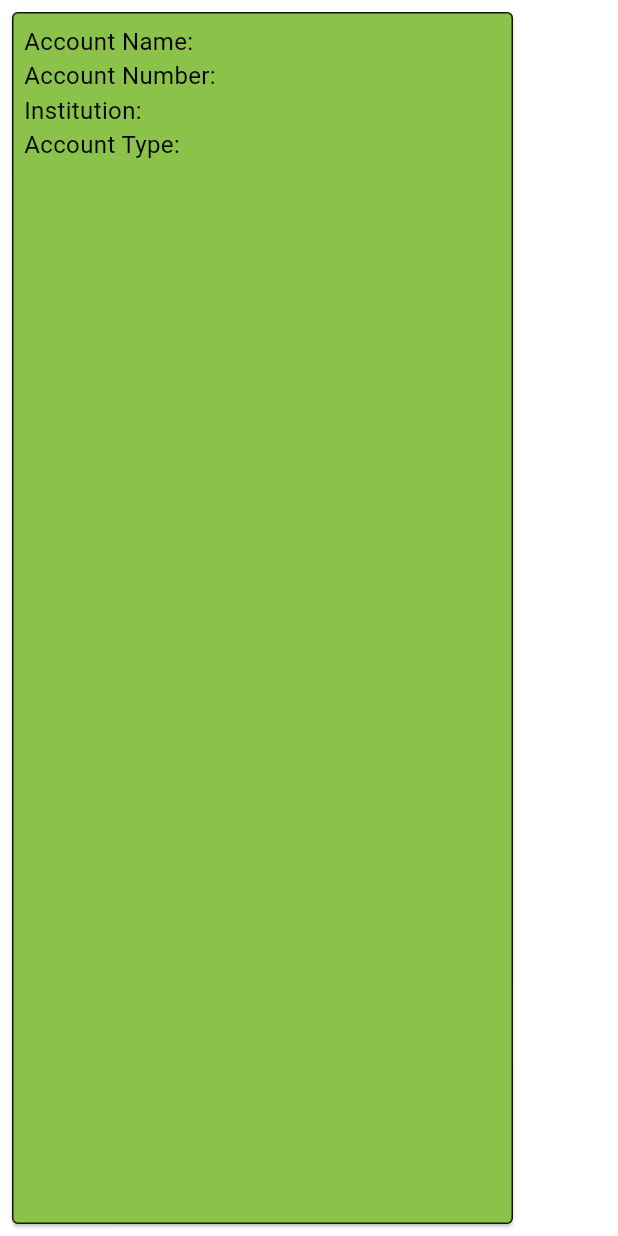
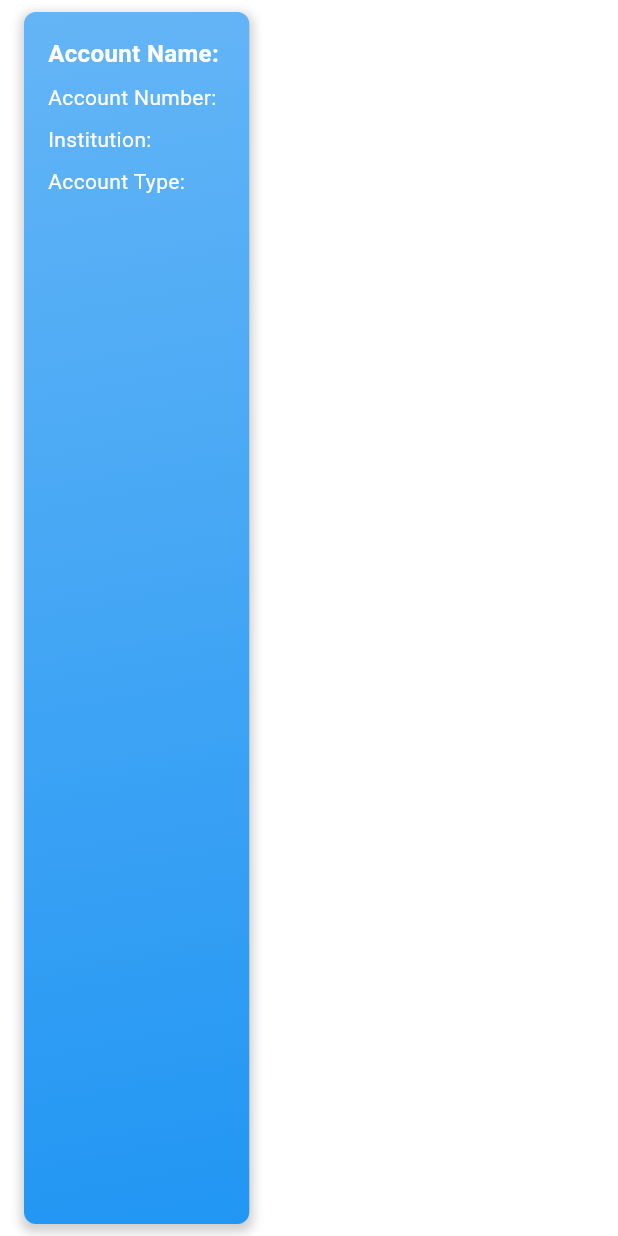
Before and after one commit to darlingson/makobili_flutter_app, a Flutter app: the AccountCard widget shown alone on an empty page, opened directly with empty values, on a phone screen of 412 x 824 dp. Run offline on Flutter 3.47's test engine with Material 3 defaults, Android fonts, the phone set to English and light mode, and no system bars; our stand-ins replace sqflite; missing offline and left inert: dart:js; accounts and stored records are empty.

Commit message:
added styling to the account card

```diff
--- a/lib/screens/accounts_screen.dart
+++ b/lib/screens/accounts_screen.dart
@@ -100,29 +100,60 @@ class AccountCard extends StatelessWidget {
 
   @override
   Widget build(BuildContext context) {
-    return SizedBox(
-      width: 350,
-      child: Card(
-        color: Provider.of<ThemeProvider>(context).themeData.primaryColor,
-        margin: const EdgeInsets.all(8),
-        shape: RoundedRectangleBorder(
-          borderRadius: BorderRadius.circular(4.0),
-          side: const BorderSide(color: Colors.black87, width: 1.0),
-        ),
-        child: Padding(
-          padding: const EdgeInsets.all(8.0),
-          child: Column(
-            crossAxisAlignment: CrossAxisAlignment.start,
-            children: <Widget>[
-              Text('Account Name: $accountName',
-                  style: const TextStyle(fontSize: 16)),
-              Text('Account Number: $accountNumber',
-                  style: const TextStyle(fontSize: 16)),
-              Text('Institution: $institution',
-                  style: const TextStyle(fontSize: 16)),
-              Text('Account Type: $accountType',
-                  style: const TextStyle(fontSize: 16)),
+    return Padding(
+      padding: const EdgeInsets.symmetric(vertical: 8.0, horizontal: 16.0),
+      child: InkWell(
+        onTap: () {
+          // Navigator.of(context).push(MaterialPageRoute(
+          //   builder: (context) => AccountInfoScreen(account: Account(index, accountName, accountNumber, institution, accountType)),
+          // ));
+        },
+        child: Container(
+          decoration: BoxDecoration(
+            borderRadius: BorderRadius.circular(8.0),
+            gradient: LinearGradient(
+              begin: Alignment.topLeft,
+              end: Alignment.bottomRight,
+              colors: [Colors.blue.shade300, Colors.blue.shade500],
+            ),
+            boxShadow: [
+              BoxShadow(
+                color: Colors.grey.withOpacity(0.5),
+                spreadRadius: 2,
+                blurRadius: 5,
+                offset: const Offset(0, 3),
+              ),
             ],
+          ),
+          child: Padding(
+            padding: const EdgeInsets.all(16.0),
+            child: Column(
+              crossAxisAlignment: CrossAxisAlignment.start,
+              children: <Widget>[
+                Text(
+                  'Account Name: $accountName',
+                  style: const TextStyle(
+                      fontSize: 16,
+                      fontWeight: FontWeight.bold,
+                      color: Colors.white),
+                ),
+                const SizedBox(height: 8),
+                Text(
+                  'Account Number: $accountNumber',
+                  style: const TextStyle(fontSize: 14, color: Colors.white),
+                ),
+                const SizedBox(height: 8),
+                Text(
+                  'Institution: $institution',
+                  style: const TextStyle(fontSize: 14, color: Colors.white),
+                ),
+                const SizedBox(height: 8),
+                Text(
+                  'Account Type: $accountType',
+                  style: const TextStyle(fontSize: 14, color: Colors.white),
+                ),
+              ],
+            ),
           ),
         ),
       ),
--- a/lib/screens/home_screen.dart
+++ b/lib/screens/home_screen.dart
@@ -5,7 +5,6 @@ import 'package:makobili/components/transactions_card.dart';
 import 'package:makobili/models/account.dart';
 import 'package:makobili/models/transaction.dart';
 import 'package:makobili/utils/database_helper.dart';
-import 'package:intl/intl.dart';
 
 class HomeScreen extends StatefulWidget {
   const HomeScreen({Key? key}) : super(key: key);
```
